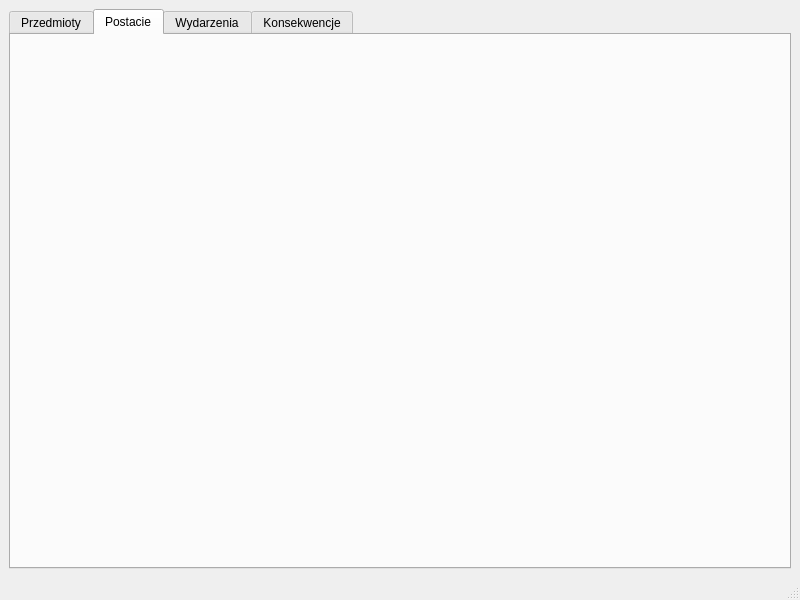
This is DataManager/forms/GUI/database/databaseview.ui in jurikimurik/Witcher_Adventures_PHP_QTCPP as Qt 5 draws it before an edit. The edited form follows.
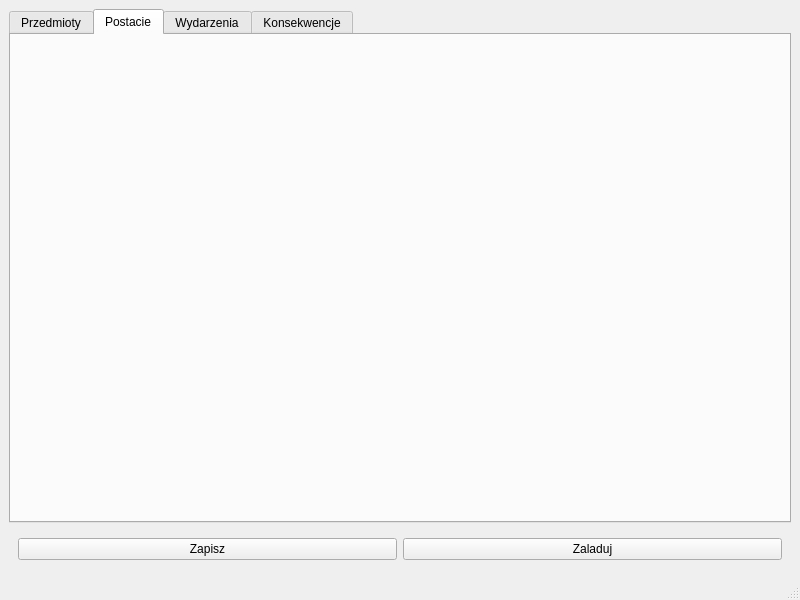
This is the edited form. The open tabs and pages were chosen to show the change.

Commit message: databaseview.h and databaseview.cpp was reallocated and connected with another views.

What changed in the file:
```diff
--- a/DataManager/forms/GUI/database/databaseview.ui
+++ b/DataManager/forms/GUI/database/databaseview.ui
@@ -34,11 +34,7 @@
        <attribute name="title">
         <string>Postacie</string>
        </attribute>
-       <layout class="QVBoxLayout" name="verticalLayout_3">
-        <item>
-         <widget class="QWidget" name="widget_2" native="true"/>
-        </item>
-       </layout>
+       <layout class="QVBoxLayout" name="verticalLayout_3"/>
       </widget>
       <widget class="QWidget" name="events">
        <attribute name="title">
@@ -62,6 +58,26 @@
       </widget>
      </widget>
     </item>
+    <item>
+     <widget class="QWidget" name="widget_5" native="true">
+      <layout class="QHBoxLayout" name="horizontalLayout">
+       <item>
+        <widget class="QPushButton" name="pushButton_2">
+         <property name="text">
+          <string>Zapisz</string>
+         </property>
+        </widget>
+       </item>
+       <item>
+        <widget class="QPushButton" name="pushButton">
+         <property name="text">
+          <string>Zaladuj</string>
+         </property>
+        </widget>
+       </item>
+      </layout>
+     </widget>
+    </item>
    </layout>
   </widget>
   <widget class="QMenuBar" name="menubar">
```
Left out of the diff: 24 changed lines with no effect on the pictures. The commit also changes 7 other files.
